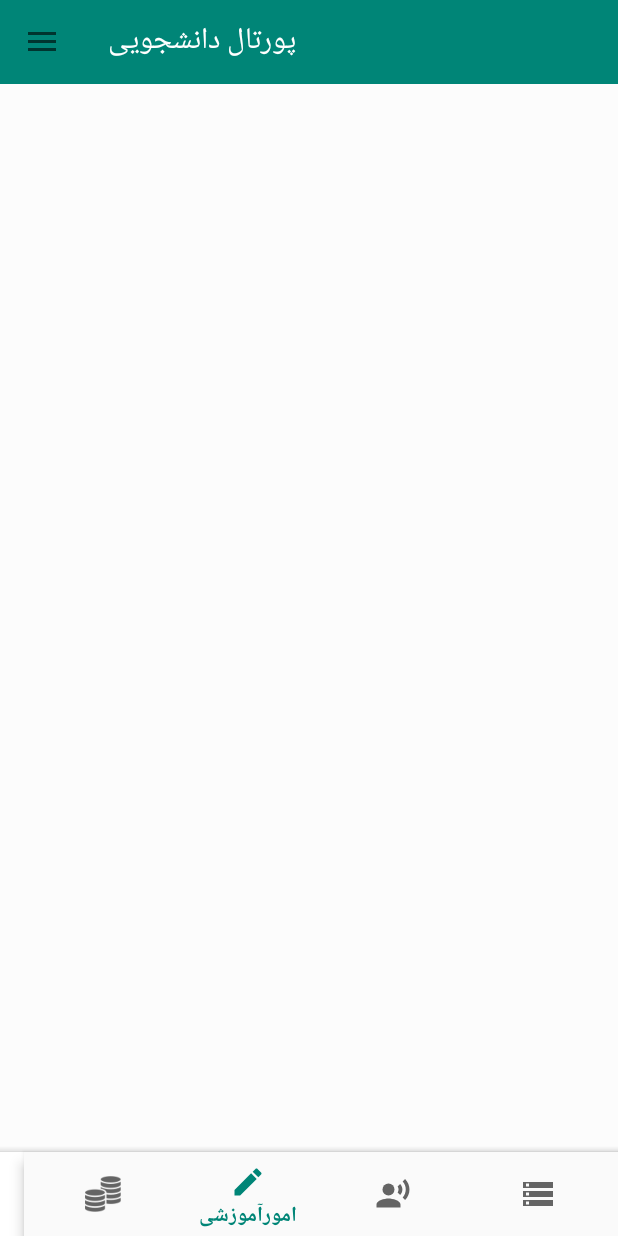
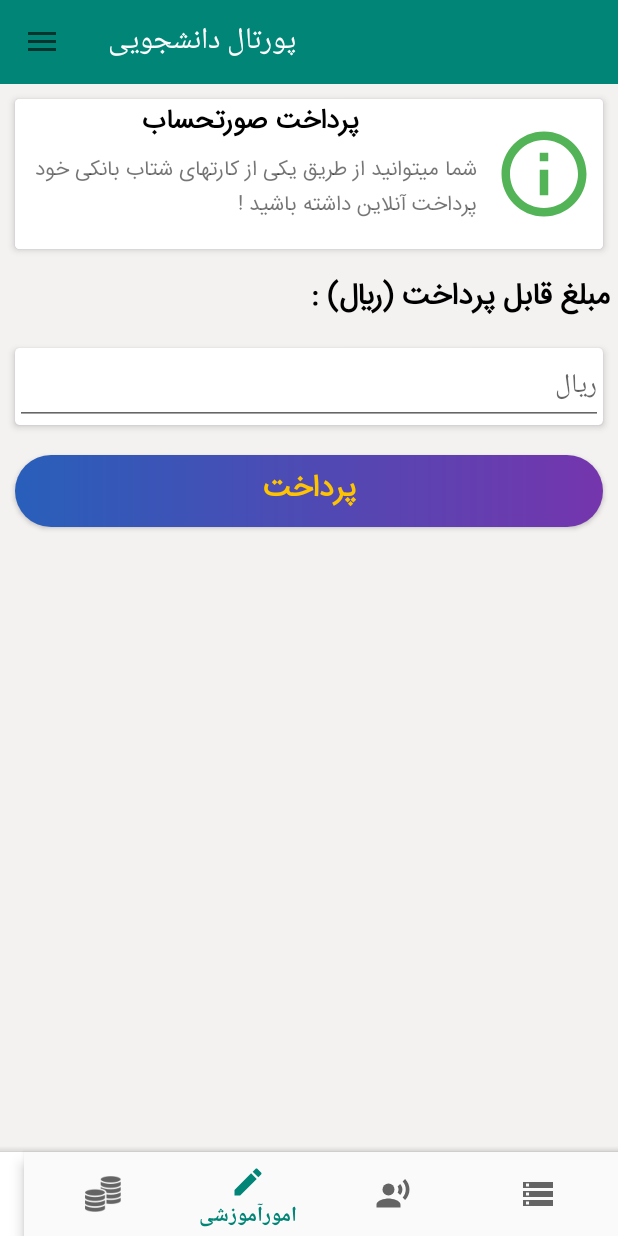
Before and after one commit to Amin397/new_portal, an Android app: the fragment Pardakht_Electromic placed in its activity, on a phone screen of 412 x 824 dp. Run offline under Robolectric (Android 15) with nearby library versions, the phone set to English and light mode, and no system bars; our stand-ins replace Picasso, Volley; pictures from the network do not load.

Commit message:
payment gatway completed

```diff
--- a/app/src/main/java/com/example/portal_daneshjoii/fragments/mali/Pardakht_Electromic.java
+++ b/app/src/main/java/com/example/portal_daneshjoii/fragments/mali/Pardakht_Electromic.java
@@ -7,16 +7,39 @@ import android.support.v4.app.Fragment;
 import android.view.LayoutInflater;
 import android.view.View;
 import android.view.ViewGroup;
+import android.widget.Button;
+import android.widget.EditText;
+import android.widget.TextView;
+import android.widget.Toast;
 
 import com.example.portal_daneshjoii.R;
 
 public class Pardakht_Electromic extends Fragment {
+
+    private EditText txt_amount;
+    private Button btn_pay;
 
     @Nullable
     @Override
     public View onCreateView(@NonNull LayoutInflater inflater, @Nullable ViewGroup container, @Nullable Bundle savedInstanceState) {
         View view = inflater.inflate(R.layout.pardakht_electronic , container , false);
 
+        initViews(view);
+
+        btn_pay.setOnClickListener(paymentClickListener);
         return view;
     }
+
+    private void initViews(View view) {
+        txt_amount = (EditText) view.findViewById(R.id.txt_amount_id);
+        btn_pay = (Button) view.findViewById(R.id.btn_pay_id);
+    }
+
+    private Button.OnClickListener paymentClickListener
+             = new View.OnClickListener() {
+        @Override
+        public void onClick(View view) {
+            Toast.makeText(getActivity() , "Payment clicked !" , Toast.LENGTH_SHORT).show();
+        }
+    };
 }
--- /dev/null
+++ b/app/src/main/res/drawable/ic_info_outline_black_24dp.xml
@@ -0,0 +1,5 @@
+<vector android:height="24dp" android:tint="#52B456"
+    android:viewportHeight="24.0" android:viewportWidth="24.0"
+    android:width="24dp" xmlns:android="http://schemas.android.com/apk/res/android">
+    <path android:fillColor="#FF000000" android:pathData="M11,17h2v-6h-2v6zM12,2C6.48,2 2,6.48 2,12s4.48,10 10,10 10,-4.48 10,-10S17.52,2 12,2zM12,20c-4.41,0 -8,-3.59 -8,-8s3.59,-8 8,-8 8,3.59 8,8 -3.59,8 -8,8zM11,9h2L13,7h-2v2z"/>
+</vector>
--- a/app/src/main/res/layout/pardakht_electronic.xml
+++ b/app/src/main/res/layout/pardakht_electronic.xml
@@ -1,9 +1,105 @@
 <?xml version="1.0" encoding="utf-8"?>
-<RelativeLayout
-    xmlns:android="http://schemas.android.com/apk/res/android" android:layout_width="match_parent"
-    android:background="@color/background"
+<LinearLayout xmlns:android="http://schemas.android.com/apk/res/android"
+    android:layout_width="match_parent"
+    xmlns:app="http://schemas.android.com/apk/res-auto"
+    android:background="#E1F5F2F2"
+    android:orientation="vertical"
     android:layout_height="match_parent">
 
+    <android.support.v7.widget.CardView
+        android:layout_width="match_parent"
+        app:cardCornerRadius="3dp"
+        android:layout_margin="@dimen/margin_10dp"
+        app:cardElevation="@dimen/cardelevation_3dp"
+        android:layout_height="100dp">
 
+        <LinearLayout
+            android:layout_width="match_parent"
+            android:orientation="horizontal"
+            android:weightSum="1"
+            android:gravity="end"
+            android:background="@color/color_withe"
+            android:layout_height="100dp">
 
-</RelativeLayout>
+            <LinearLayout
+                android:layout_weight="0.8"
+                android:layout_width="0dp"
+                android:weightSum="1"
+                android:orientation="vertical"
+                android:layout_height="match_parent">
+
+                <TextView
+                    android:layout_weight="0.3"
+                    android:text="@string/bill_payment"
+                    android:textAlignment="center"
+                    android:textColor="@color/color_black"
+                    android:textStyle="bold"
+                    android:textSize="@dimen/textsize_18sp"
+                    android:fontFamily="@font/iransans"
+                    android:layout_width="match_parent"
+                    android:layout_height="0dp" />
+
+                <TextView
+                    android:layout_weight="0.8"
+                    android:text="@string/bill_det"
+                    android:padding="@dimen/padding_5dp"
+                    android:textSize="@dimen/textsize_14sp"
+                    android:fontFamily="@font/iransans"
+                    android:layout_width="match_parent"
+                    android:layout_height="0dp" />
+
+            </LinearLayout>
+
+            <ImageView
+                android:src="@drawable/ic_info_outline_black_24dp"
+                android:layout_width="0dp"
+                android:padding="@dimen/padding_5dp"
+                android:layout_weight="0.2"
+                android:layout_height="match_parent" />
+
+        </LinearLayout>
+    </android.support.v7.widget.CardView>
+
+    <TextView
+        android:layout_width="match_parent"
+        android:text="@string/mablaghe_ghabele_pardakht"
+        android:textSize="@dimen/textsize_20sp"
+        android:textStyle="bold"
+        android:textColor="@color/color_black"
+        android:layout_margin="@dimen/margin_5dp"
+        android:fontFamily="@font/iransans"
+        android:layout_height="wrap_content" />
+
+    <android.support.v7.widget.CardView
+        android:layout_width="match_parent"
+        app:cardCornerRadius="3dp"
+        android:layout_margin="@dimen/margin_10dp"
+        app:cardElevation="@dimen/cardelevation_3dp"
+        android:layout_height="wrap_content">
+
+        <EditText
+            android:textColor="@color/color_black"
+            android:hint="@string/rial"
+            android:textAlignment="gravity"
+            android:gravity="end"
+            android:maxLines="1"
+            android:id="@+id/txt_amount_id"
+            android:textSize="@dimen/textsize_18sp"
+            android:inputType="phone"
+            android:layout_width="match_parent"
+            android:layout_height="wrap_content" />
+    </android.support.v7.widget.CardView>
+
+    <Button
+        android:id="@+id/btn_pay_id"
+        android:background="@drawable/button_background"
+        android:layout_margin="@dimen/margin_10dp"
+        android:text="@string/pay"
+        android:textColor="@color/fab_detaile_color"
+        android:textSize="@dimen/textsize_20sp"
+        android:textStyle="bold"
+        android:fontFamily="@font/iransans"
+        android:layout_width="match_parent"
+        android:layout_height="wrap_content" />
+
+</LinearLayout>
--- a/app/src/main/res/values/strings.xml
+++ b/app/src/main/res/values/strings.xml
@@ -33,5 +33,10 @@
     <string name="vaziate_mali">وضعیت مالی</string>
     <string name="mohasebe_shahrie">محاسبه شهریه</string>
     <string name="payment_error">پرداخت های ناموفق</string>
+    <string name="bill_payment">پرداخت صورتحساب</string>
+    <string name="bill_det">شما میتوانید از طریق یکی از کارتهای شتاب بانکی خود پرداخت آنلاین داشته باشید !</string>
+    <string name="mablaghe_ghabele_pardakht">مبلغ قابل پرداخت (ريال) :</string>
+    <string name="rial">ريال</string>
+    <string name="pay">پرداخت</string>
 
 </resources>
```
